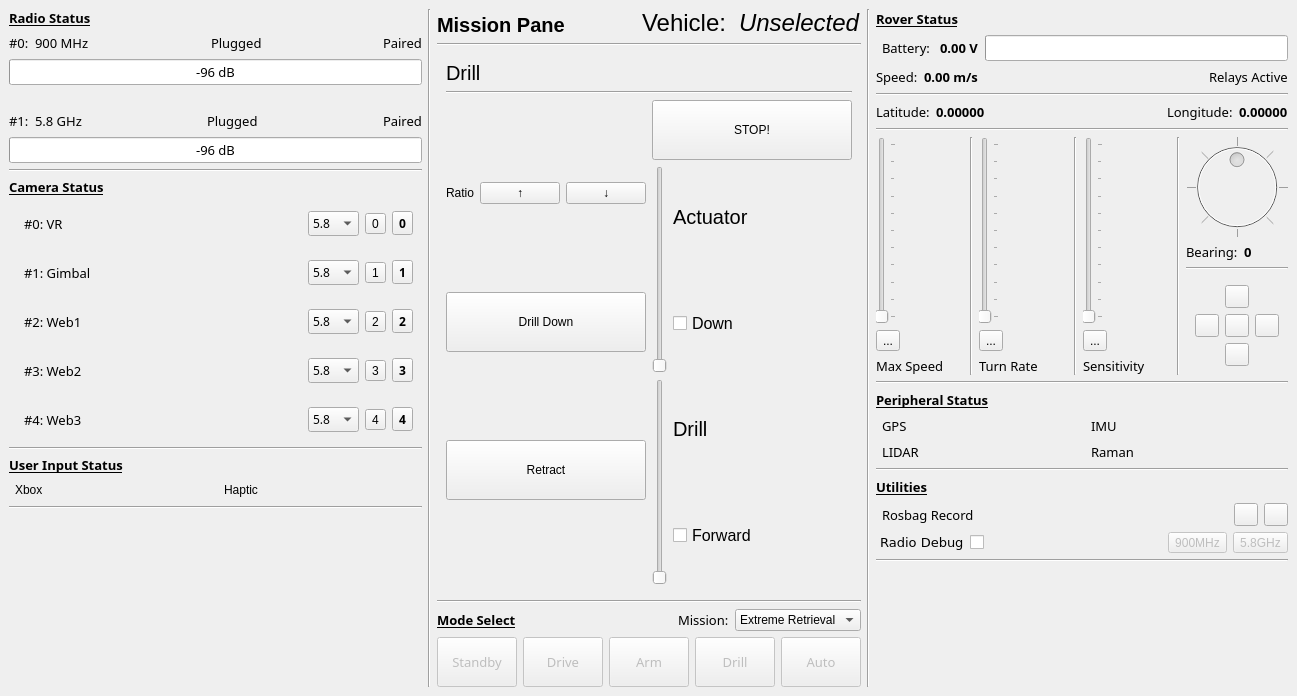
First picture: the form in scripts/gui/main.ui, repository NovaRoverTeam/base_station, before the edit.
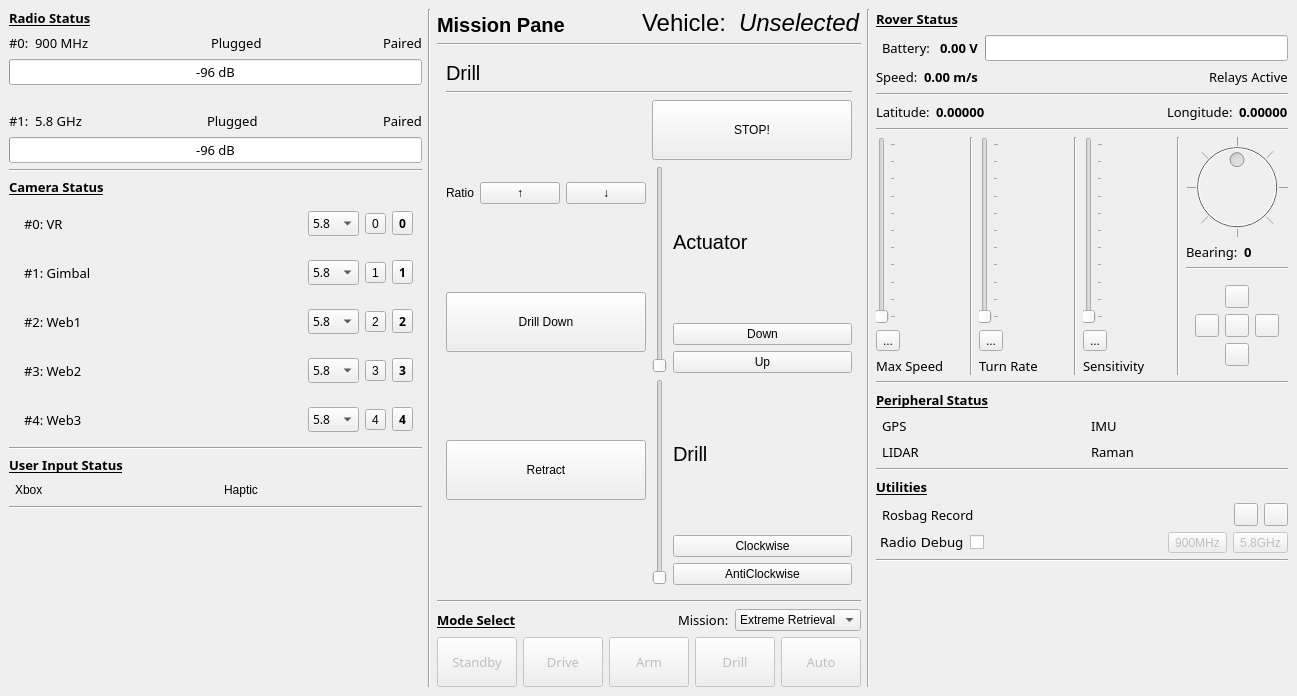
Second picture: the form after the edit. The open tabs and pages were chosen to show the change. Icons and pictures are not drawn. Custom widgets are drawn as their Qt base class.

The edit to the form file:
```diff
--- a/scripts/gui/main.ui
+++ b/scripts/gui/main.ui
@@ -1725,21 +1725,23 @@
                      </widget>
                     </item>
                     <item>
-                     <widget class="QCheckBox" name="checkBox_actuator_direction">
-                      <property name="minimumSize">
-                       <size>
-                        <width>0</width>
-                        <height>100</height>
-                       </size>
-                      </property>
-                      <property name="font">
-                       <font>
-                        <pointsize>12</pointsize>
-                       </font>
-                      </property>
+                     <widget class="QPushButton" name="button_actuator_down">
                       <property name="text">
                        <string>Down</string>
                       </property>
+                      <property name="checkable">
+                       <bool>true</bool>
+                      </property>
+                     </widget>
+                    </item>
+                    <item>
+                     <widget class="QPushButton" name="button_actuator_up">
+                      <property name="text">
+                       <string>Up</string>
+                      </property>
+                      <property name="checkable">
+                       <bool>true</bool>
+                      </property>
                      </widget>
                     </item>
                    </layout>
@@ -1776,20 +1778,22 @@
                      </widget>
                     </item>
                     <item>
-                     <widget class="QCheckBox" name="checkBox_drill_direction">
-                      <property name="minimumSize">
-                       <size>
-                        <width>0</width>
-                        <height>100</height>
-                       </size>
+                     <widget class="QPushButton" name="button_drill_clockwise">
+                      <property name="text">
+                       <string>Clockwise</string>
                       </property>
-                      <property name="font">
-                       <font>
-                        <pointsize>12</pointsize>
-                       </font>
+                      <property name="checkable">
+                       <bool>true</bool>
                       </property>
+                     </widget>
+                    </item>
+                    <item>
+                     <widget class="QPushButton" name="button_drill_anticlockwise">
                       <property name="text">
-                       <string>Forward</string>
+                       <string>AntiClockwise</string>
+                      </property>
+                      <property name="checkable">
+                       <bool>true</bool>
                       </property>
                      </widget>
                     </item>
```
Left out of the diff: 153 changed lines with no effect on the pictures.
